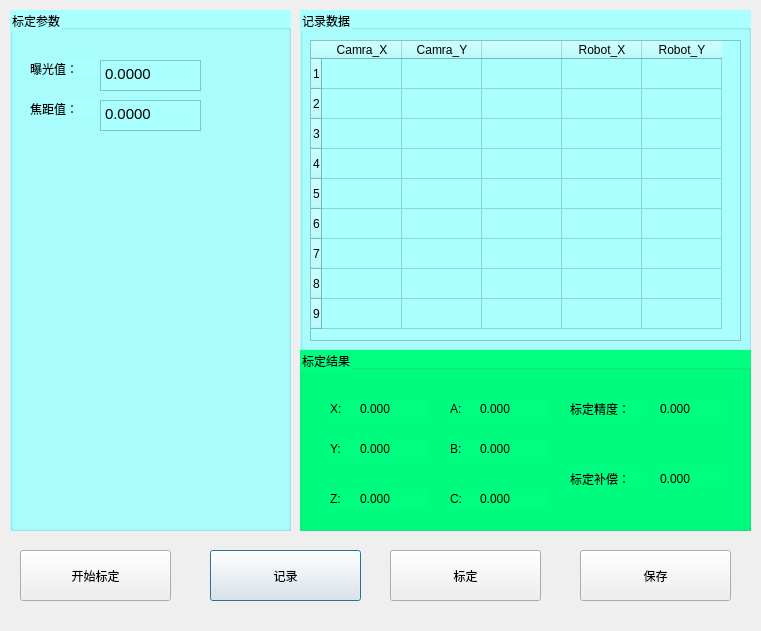
The window that calibratedialog.ui (shencanjun/HiropPrizeClaw) describes before a commit, drawn with Qt 5.
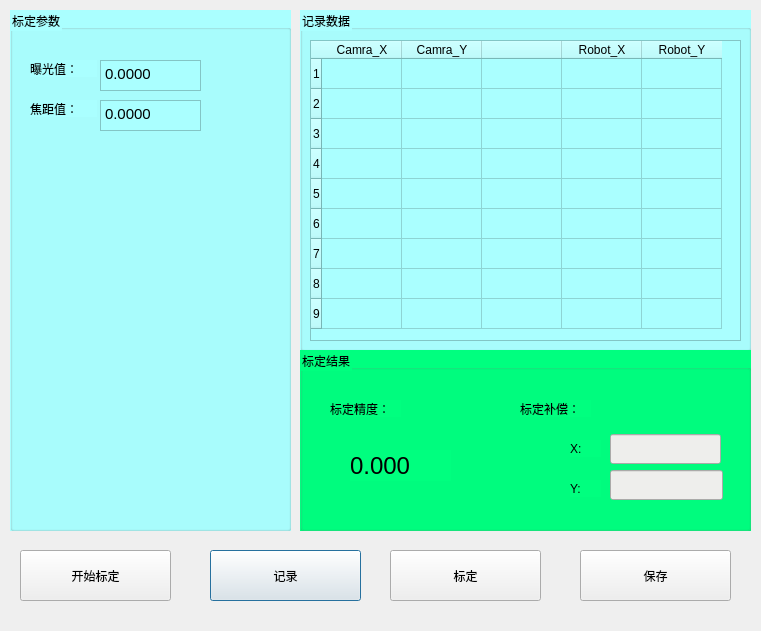
The same window after the commit.

```diff
--- a/calibratedialog.ui
+++ b/calibratedialog.ui
@@ -260,8 +260,8 @@
    <widget class="QLabel" name="label_5">
     <property name="geometry">
      <rect>
-      <x>30</x>
-      <y>50</y>
+      <x>270</x>
+      <y>90</y>
       <width>31</width>
       <height>17</height>
      </rect>
@@ -273,8 +273,8 @@
    <widget class="QLabel" name="label_6">
     <property name="geometry">
      <rect>
-      <x>30</x>
-      <y>90</y>
+      <x>270</x>
+      <y>130</y>
       <width>31</width>
       <height>17</height>
      </rect>
@@ -283,62 +283,10 @@
      <string>Y:</string>
     </property>
    </widget>
-   <widget class="QLabel" name="label_7">
-    <property name="geometry">
-     <rect>
-      <x>30</x>
-      <y>140</y>
-      <width>31</width>
-      <height>17</height>
-     </rect>
-    </property>
-    <property name="text">
-     <string>Z:</string>
-    </property>
-   </widget>
-   <widget class="QLabel" name="label_8">
-    <property name="geometry">
-     <rect>
-      <x>150</x>
-      <y>50</y>
-      <width>31</width>
-      <height>17</height>
-     </rect>
-    </property>
-    <property name="text">
-     <string>A:</string>
-    </property>
-   </widget>
-   <widget class="QLabel" name="label_9">
-    <property name="geometry">
-     <rect>
-      <x>150</x>
-      <y>90</y>
-      <width>31</width>
-      <height>17</height>
-     </rect>
-    </property>
-    <property name="text">
-     <string>B:</string>
-    </property>
-   </widget>
-   <widget class="QLabel" name="label_10">
-    <property name="geometry">
-     <rect>
-      <x>150</x>
-      <y>140</y>
-      <width>31</width>
-      <height>17</height>
-     </rect>
-    </property>
-    <property name="text">
-     <string>C:</string>
-    </property>
-   </widget>
    <widget class="QLabel" name="label_11">
     <property name="geometry">
      <rect>
-      <x>270</x>
+      <x>30</x>
       <y>50</y>
       <width>71</width>
       <height>17</height>
@@ -351,8 +299,8 @@
    <widget class="QLabel" name="label_12">
     <property name="geometry">
      <rect>
-      <x>270</x>
-      <y>120</y>
+      <x>220</x>
+      <y>50</y>
       <width>71</width>
       <height>17</height>
      </rect>
@@ -361,108 +309,48 @@
      <string>标定补偿：</string>
     </property>
    </widget>
-   <widget class="QLabel" name="label_13">
-    <property name="geometry">
-     <rect>
-      <x>60</x>
-      <y>50</y>
-      <width>67</width>
-      <height>17</height>
-     </rect>
-    </property>
-    <property name="text">
-     <string>0.000</string>
-    </property>
-   </widget>
-   <widget class="QLabel" name="label_14">
-    <property name="geometry">
-     <rect>
-      <x>60</x>
-      <y>90</y>
-      <width>67</width>
-      <height>17</height>
-     </rect>
-    </property>
-    <property name="text">
-     <string>0.000</string>
-    </property>
-   </widget>
-   <widget class="QLabel" name="label_15">
-    <property name="geometry">
-     <rect>
-      <x>60</x>
-      <y>140</y>
-      <width>67</width>
-      <height>17</height>
-     </rect>
-    </property>
-    <property name="text">
-     <string>0.000</string>
-    </property>
-   </widget>
-   <widget class="QLabel" name="label_16">
-    <property name="geometry">
-     <rect>
-      <x>180</x>
-      <y>50</y>
-      <width>67</width>
-      <height>17</height>
-     </rect>
-    </property>
-    <property name="text">
-     <string>0.000</string>
-    </property>
-   </widget>
-   <widget class="QLabel" name="label_17">
-    <property name="geometry">
-     <rect>
-      <x>180</x>
-      <y>90</y>
-      <width>67</width>
-      <height>17</height>
-     </rect>
-    </property>
-    <property name="text">
-     <string>0.000</string>
-    </property>
-   </widget>
-   <widget class="QLabel" name="label_18">
-    <property name="geometry">
-     <rect>
-      <x>180</x>
-      <y>140</y>
-      <width>67</width>
-      <height>17</height>
-     </rect>
-    </property>
-    <property name="text">
-     <string>0.000</string>
-    </property>
-   </widget>
    <widget class="QLabel" name="label_accuary">
     <property name="geometry">
      <rect>
-      <x>360</x>
-      <y>50</y>
-      <width>67</width>
-      <height>17</height>
+      <x>50</x>
+      <y>100</y>
+      <width>101</width>
+      <height>31</height>
      </rect>
     </property>
+    <property name="font">
+     <font>
+      <pointsize>18</pointsize>
+     </font>
+    </property>
     <property name="text">
      <string>0.000</string>
     </property>
    </widget>
-   <widget class="QLabel" name="label_20">
+   <widget class="QLineEdit" name="lineEdit_compensateX">
     <property name="geometry">
      <rect>
-      <x>360</x>
+      <x>310</x>
+      <y>84</y>
+      <width>111</width>
+      <height>30</height>
+     </rect>
+    </property>
+    <property name="styleSheet">
+     <string notr="true">background-color: rgb(238, 238, 236);</string>
+    </property>
+   </widget>
+   <widget class="QLineEdit" name="lineEdit_compensateY">
+    <property name="geometry">
+     <rect>
+      <x>310</x>
       <y>120</y>
-      <width>67</width>
-      <height>17</height>
+      <width>113</width>
+      <height>30</height>
      </rect>
     </property>
-    <property name="text">
-     <string>0.000</string>
+    <property name="styleSheet">
+     <string notr="true">background-color: rgb(238, 238, 236);</string>
     </property>
    </widget>
   </widget>
```
